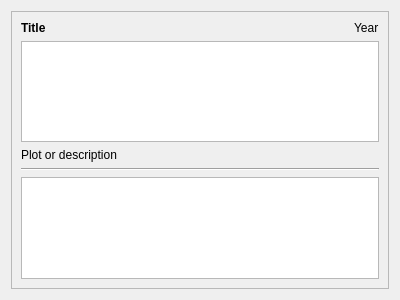
Above: details.ui from esdrasbeleza/BlzMovies before the change. Below: the same form after it.
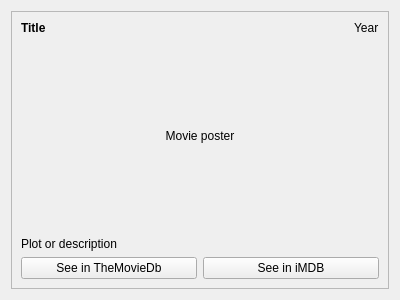
That is the form after the change.

Commit message: Showing movie search results

```diff
--- a/details.ui
+++ b/details.ui
@@ -19,6 +19,9 @@
      <property name="widgetResizable">
       <bool>true</bool>
      </property>
+     <property name="alignment">
+      <set>Qt::AlignCenter</set>
+     </property>
      <widget class="QWidget" name="scrollAreaWidgetContents">
       <property name="geometry">
        <rect>
@@ -34,7 +37,7 @@
          <item>
           <widget class="QLabel" name="title">
            <property name="sizePolicy">
-            <sizepolicy hsizetype="MinimumExpanding" vsizetype="Preferred">
+            <sizepolicy hsizetype="MinimumExpanding" vsizetype="Maximum">
              <horstretch>0</horstretch>
              <verstretch>0</verstretch>
             </sizepolicy>
@@ -53,7 +56,7 @@
          <item>
           <widget class="QLabel" name="year">
            <property name="sizePolicy">
-            <sizepolicy hsizetype="Preferred" vsizetype="Preferred">
+            <sizepolicy hsizetype="Preferred" vsizetype="Maximum">
              <horstretch>0</horstretch>
              <verstretch>0</verstretch>
             </sizepolicy>
@@ -66,24 +69,45 @@
         </layout>
        </item>
        <item>
-        <widget class="QGraphicsView" name="picture"/>
+        <widget class="QLabel" name="moviePoster">
+         <property name="text">
+          <string>Movie poster</string>
+         </property>
+         <property name="alignment">
+          <set>Qt::AlignCenter</set>
+         </property>
+        </widget>
        </item>
        <item>
         <widget class="QLabel" name="plot">
+         <property name="sizePolicy">
+          <sizepolicy hsizetype="Preferred" vsizetype="Maximum">
+           <horstretch>0</horstretch>
+           <verstretch>0</verstretch>
+          </sizepolicy>
+         </property>
          <property name="text">
           <string>Plot or description</string>
          </property>
         </widget>
        </item>
        <item>
-        <widget class="Line" name="line">
-         <property name="orientation">
-          <enum>Qt::Horizontal</enum>
-         </property>
-        </widget>
-       </item>
-       <item>
-        <widget class="QListWidget" name="cast_or_movies"/>
+        <layout class="QHBoxLayout" name="horizontalLayout_2">
+         <item>
+          <widget class="QPushButton" name="pushButton">
+           <property name="text">
+            <string>See in TheMovieDb</string>
+           </property>
+          </widget>
+         </item>
+         <item>
+          <widget class="QPushButton" name="pushButton_2">
+           <property name="text">
+            <string>See in iMDB</string>
+           </property>
+          </widget>
+         </item>
+        </layout>
        </item>
       </layout>
      </widget>
```
The commit also changes 19 other files.
